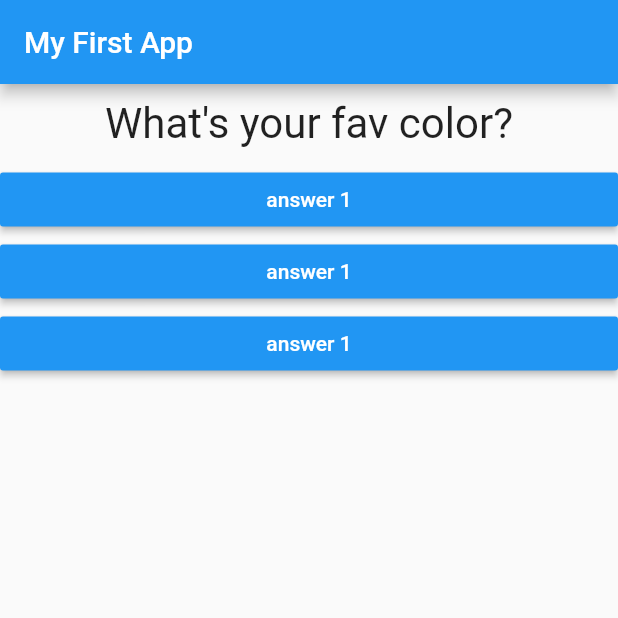
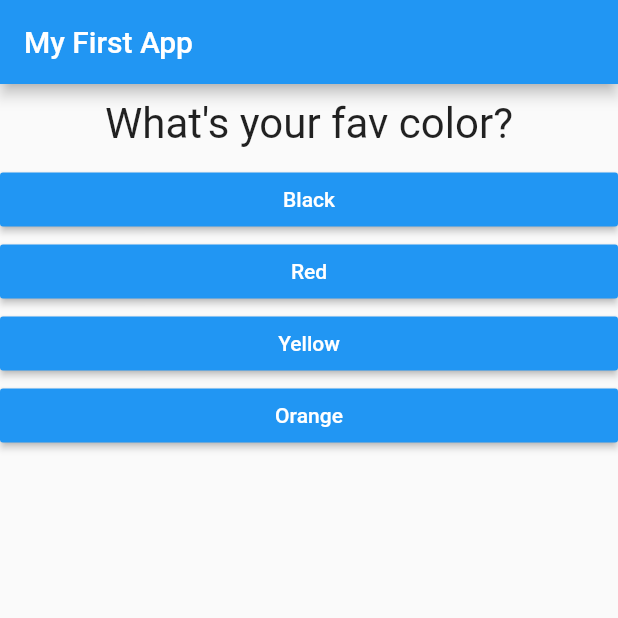
Before and after one commit to aditechdev/flutter-complete-guide, a Flutter app: the screen it shows after launch, on a phone screen of 412 x 824 dp, the top half of it. Run offline on Flutter 3.47's test engine with Material 2 defaults, Android fonts, the phone set to English and light mode, and no system bars.

Commit message:
:sparkles: Added answers as list.
List answer, Map, ...,

```diff
--- a/lib/answer.dart
+++ b/lib/answer.dart
@@ -3,7 +3,8 @@ import 'package:flutter/material.dart';
 class Answer extends StatelessWidget {
   // const Answer({ Key? key }) : super(key: key);
   final Function selectHandler;
-  Answer(this.selectHandler);
+  final String answerText;
+  Answer(this.selectHandler, this.answerText);
 
   @override
   Widget build(BuildContext context) {
@@ -12,7 +13,7 @@ class Answer extends StatelessWidget {
       child: RaisedButton(
         color: Colors.blue,
         textColor: Colors.white,
-        child: Text("answer 1"),
+        child: Text(answerText),
         onPressed: selectHandler,
       ),
     );
--- a/lib/main.dart
+++ b/lib/main.dart
@@ -24,11 +24,18 @@ class _MyAppState extends State<MyApp> {
   @override
   Widget build(BuildContext context) {
     var questions = [
-      'What\'s your fav color?',
-      'What\'s your fav animal?',
-      // 'What\'s your fav food?',
-      // 'What\'s your fav color?',
-      // 'What\'s your fav color?',
+      {
+        'questionText': 'What\'s your fav color?',
+        'answers': ['Black', 'Red', 'Yellow', 'Orange']
+      },
+      {
+        'questionText': 'What\'s your fav animal?',
+        'answers': ['Rabbit', 'Dog', 'Cat', 'Elephant']
+      },
+      {
+        'questionText': 'Who\'s your fav food?',
+        'answers': ['Manchurian', 'Fried Rice', 'Vada Pao', 'Idli Sambhar']
+      },
     ];
     return MaterialApp(
       home: Scaffold(
@@ -40,19 +47,13 @@ class _MyAppState extends State<MyApp> {
         body: Column(
           children: [
             Question(
-              questions[_questionIndex],
+              questions[_questionIndex]['questionText'],
             ),
-            Answer(_answerQuestion),
-            Answer(_answerQuestion),
-            Answer(_answerQuestion),
-            // RaisedButton(
-            //   child: Text("Answer 2"),
-            //   onPressed: _answerQuestion,
-            // ),
-            // RaisedButton(
-            //   child: Text("Answer 3"),
-            //   onPressed: _answerQuestion,
-            // ),
+
+            ...(questions[_questionIndex]['answers'] as List<String>)
+                .map((answer) {
+              return Answer(_answerQuestion, answer);
+            }).toList()
           ],
         ),
       ),
```
